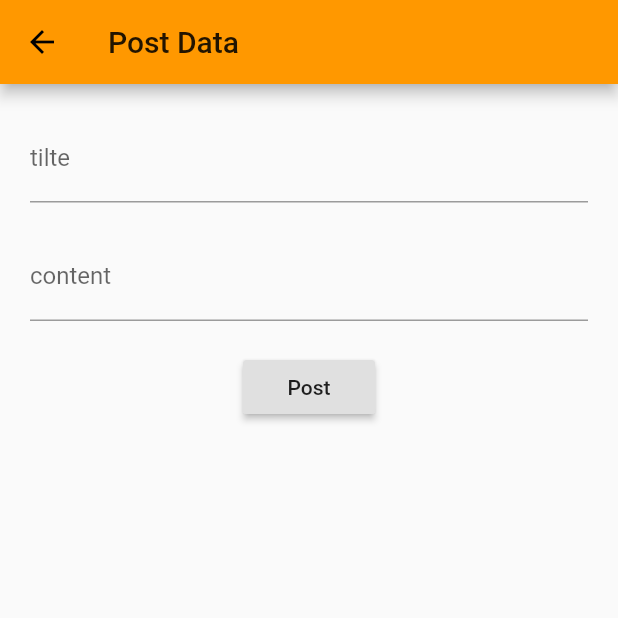
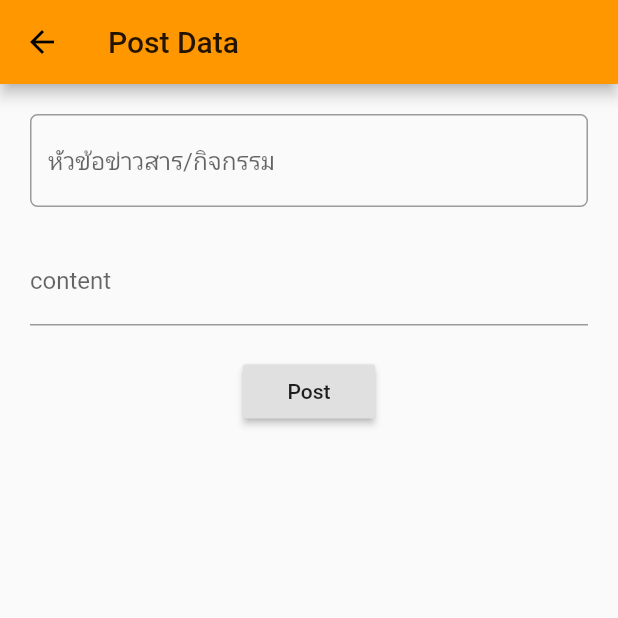
Before and after one commit to AChalee/newproject_KMUTTNEWS, a Flutter app: the AddData screen opened directly, on a phone screen of 412 x 824 dp, the top half of it. Run offline on Flutter 3.47's test engine with Material 2 defaults, Android fonts, the phone set to English and light mode, and no system bars; our stand-ins replace cloud_firestore, firebase_core, google_fonts, logger; accounts and stored records are empty.

Commit message:
-เพิ่ม firebase.initial - แต่ง UI หน้า Post ส่วนของกล่องข้อความ

```diff
--- a/lib/main.dart
+++ b/lib/main.dart
@@ -1,7 +1,10 @@
 import 'package:New_Project_KMUTTNEWS/launcher.dart';
+import 'package:firebase_core/firebase_core.dart';
 import 'package:flutter/material.dart';
 
-void main() {
+Future<void> main() async {
+  WidgetsFlutterBinding.ensureInitialized();
+  await Firebase.initializeApp();
   runApp(MyApp());
 }
 
--- a/lib/tabview/post_tab.dart
+++ b/lib/tabview/post_tab.dart
@@ -463,10 +463,24 @@ class _AddDataState extends State<AddData> {
                 padding: const EdgeInsets.all(20),
                 child: Column(
                   children: <Widget>[
-                    TextField(
-                      decoration: InputDecoration(labelText: "tilte"),
+                    TextFormField(
                       controller: newsTitle,
+                      keyboardType: TextInputType.text,
+                      decoration: InputDecoration(
+                          hintText: 'หัวข้อข่าวสาร/กิจกรรม',
+                          border: OutlineInputBorder(
+                              borderRadius: BorderRadius.circular(5.0),
+                              borderSide:
+                                  BorderSide(color: Colors.grey, width: 32.0)),
+                          focusedBorder: OutlineInputBorder(
+                              borderSide:
+                                  BorderSide(color: Colors.grey, width: 1.0),
+                              borderRadius: BorderRadius.circular(5.0))),
                     ),
+                    // TextField(
+                    //   decoration: InputDecoration(labelText: "tilte"),
+                    //   controller: newsTitle,
+                    // ),
                     Padding(padding: const EdgeInsets.all(10)),
                     TextField(
                       decoration: InputDecoration(labelText: "content"),
```
